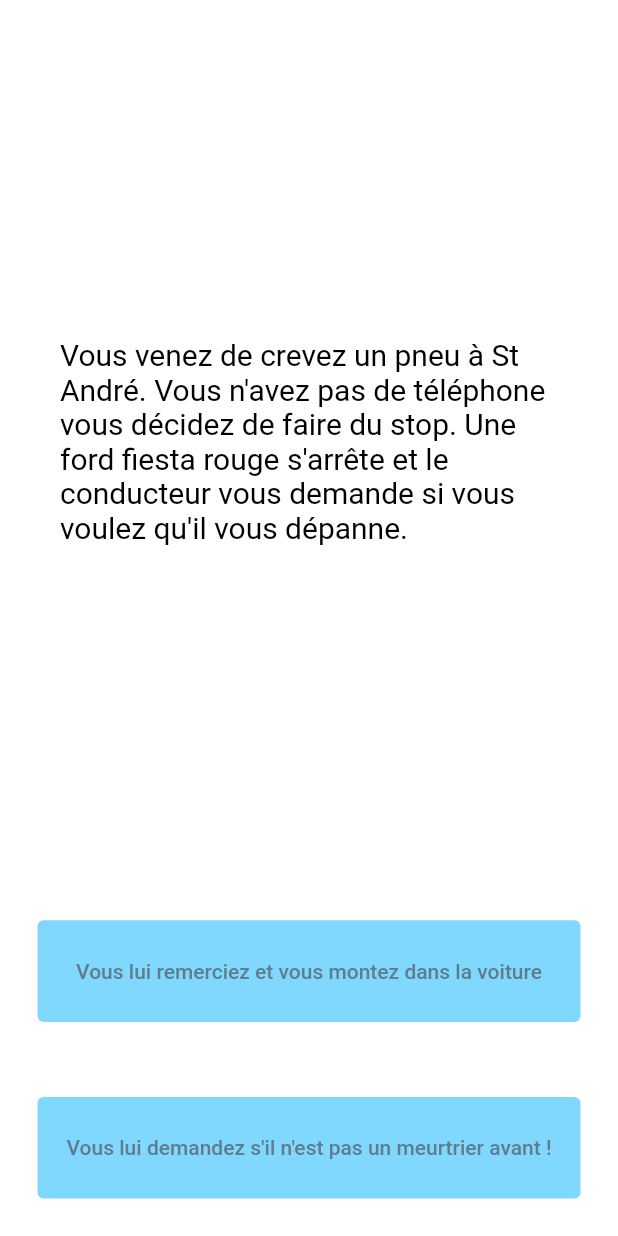
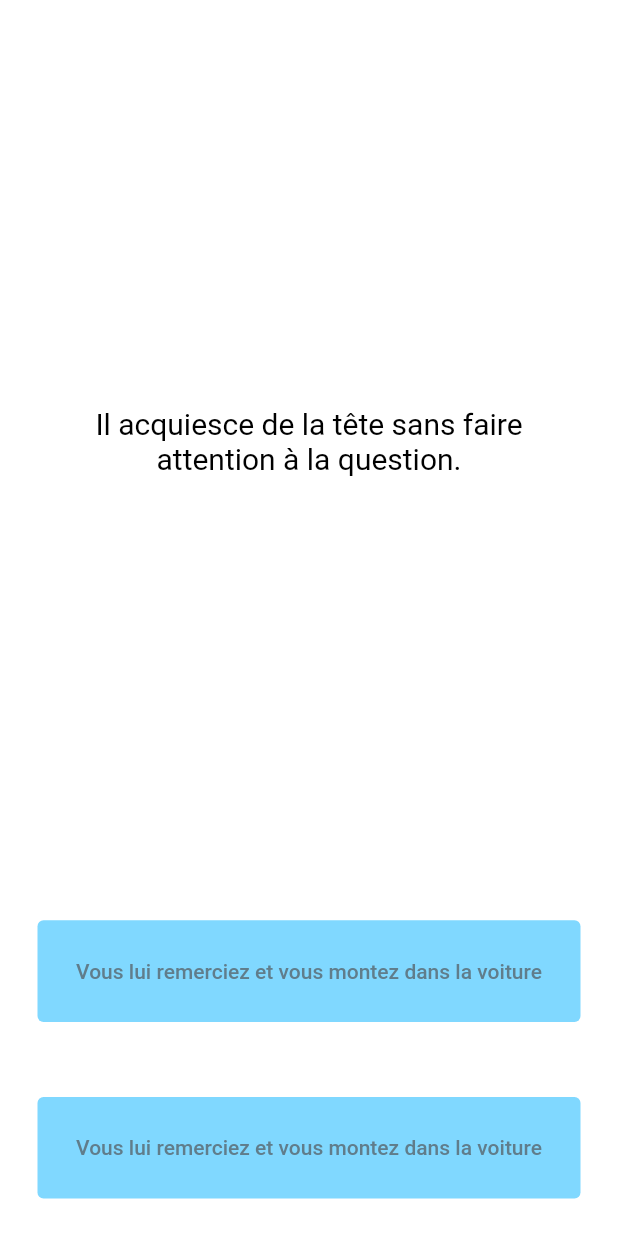
Before and after one commit to sylvia974/challenge_app, a Flutter app: the screen it shows after launch, after a tap on "Vous lui remerciez et vous montez dans l", on a phone screen of 412 x 824 dp. Run offline on Flutter 3.47's test engine with Material 2 defaults, Android fonts, the light colour scheme and no system bars.

Commit message:
creation de la classe questions

```diff
--- a/lib/main.dart
+++ b/lib/main.dart
@@ -1,4 +1,5 @@
 import 'package:flutter/material.dart';
+import 'questions.dart';
 
 void main() {
   runApp(
@@ -21,20 +22,41 @@ class ChallengeApp extends StatefulWidget {
 }
 
 class _ChallengeAppState extends State<ChallengeApp> {
+  List<String> questions = [
+    "Vous venez de crevez un pneu à St André. Vous n'avez pas de téléphone vous décidez de faire du stop. Une ford fiesta rouge s'arrête et le conducteur vous demande si vous voulez qu'il vous dépanne.",
+    "Il acquiesce de la tête sans faire attention à la question.",
+    "Lorsqu'il commence à conduire, il vous demande d'ouvrir la boite à gant. À l’intérieur, vous trouverez un couteau ensanglanté, deux doigts coupés et un CD de T-Matt.",
+    " Woaw ! Quelle évasion ! ",
+    "En traversant la route du littoral, vous réfléchissez à la sagesse douteuse de poignarder quelqu’un pendant qu’il conduit une voiture dans laquelle vous êtes.",
+  ];
+
+  int questionNumber = 0;
+
+  List<String> etape = [
+    "Vous lui remerciez et vous montez dans la voiture",
+    "Vous lui demandez s'il n'est pas un meurtrier avant !",
+    "Au moins il est honnête. Vous montez ! ",
+    "Attends, mais je sais comment changer un pneu voyons !",
+    "J'adore T-Matt, je lui donne le CD.",
+    " C'est lui ou moi, je prends le couteau et je le poignarde.",
+  ];
+
+  int etapeNumber = 0;
+
   @override
   Widget build(BuildContext context) {
     return Column(
       crossAxisAlignment: CrossAxisAlignment.stretch,
       children: [
-        //premiere page etape 1
+        //premiere page ETAPE 0
         Expanded(
           flex: 5,
           child: Padding(
             padding: const EdgeInsets.symmetric(horizontal: 40.0),
             child: Center(
               child: Text(
-                "Vous venez de crevez un pneu à St André. Vous n'avez pas de téléphone vous décidez de faire du stop. "
-                "Une ford fiesta rouge s'arrête et le conducteur vous demande si vous voulez qu'il vous dépanne.",
+                questions[questionNumber],
+                textAlign: TextAlign.center,
                 style: TextStyle(
                   color: Colors.black,
                   fontSize: 20,
@@ -43,8 +65,8 @@ class _ChallengeAppState extends State<ChallengeApp> {
             ),
           ),
         ),
-        //bouton avec remerciment...
 
+        //bouton avec remerciement...ETAPE 0
         Expanded(
           child: Padding(
             padding: const EdgeInsets.all(25.0),
@@ -53,9 +75,14 @@ class _ChallengeAppState extends State<ChallengeApp> {
                 backgroundColor: MaterialStateProperty.all<Color>(
                     Colors.lightBlueAccent.shade100),
               ),
-              onPressed: () {},
+              onPressed: () {
+                setState(() {
+                  questions[questionNumber];
+                  questionNumber++;
+                });
+              },
               child: Text(
-                "Vous lui remerciez et vous montez dans la voiture",
+                etape[0],
                 style: TextStyle(
                   color: Colors.blueGrey,
                 ),
@@ -63,7 +90,8 @@ class _ChallengeAppState extends State<ChallengeApp> {
             ),
           ),
         ),
-        // bouton ... s'il n'est pas un meurtrier
+
+        // bouton ... s'il n'est pas un meurtrier... ETAPE 0
         Expanded(
           child: Padding(
             padding: const EdgeInsets.all(25.0),
@@ -72,9 +100,14 @@ class _ChallengeAppState extends State<ChallengeApp> {
                 backgroundColor: MaterialStateProperty.all<Color>(
                     Colors.lightBlueAccent.shade100),
               ),
-              onPressed: () {},
+              onPressed: () {
+                setState(() {
+                  questions[questionNumber];
+                  questionNumber++;
+                });
+              },
               child: Text(
-                "Vous lui demandez s'il n'est pas un meurtrier avant !",
+                etape[0],
                 style: TextStyle(
                   color: Colors.blueGrey,
                 ),
--- /dev/null
+++ b/lib/questions.dart
@@ -0,0 +1,6 @@
+class Question {
+  String enonce;
+  String reponse;
+
+  Question(this.enonce, this.reponse);
+}
```
